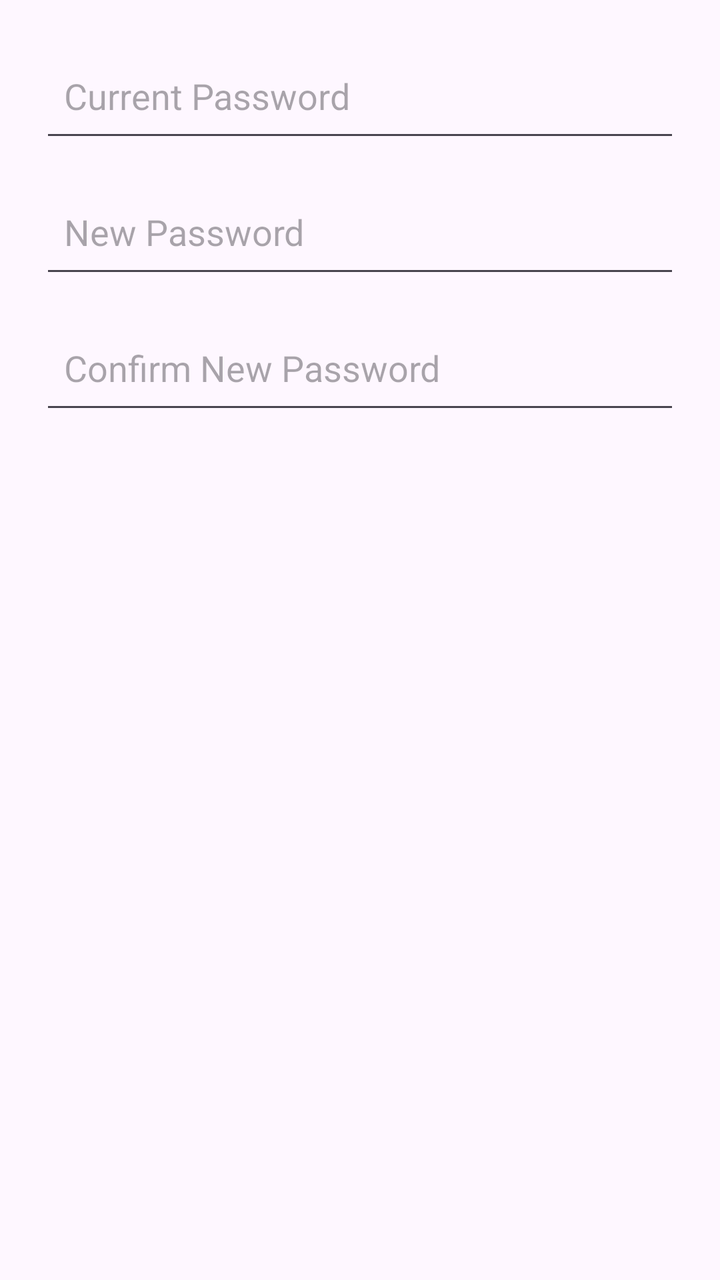
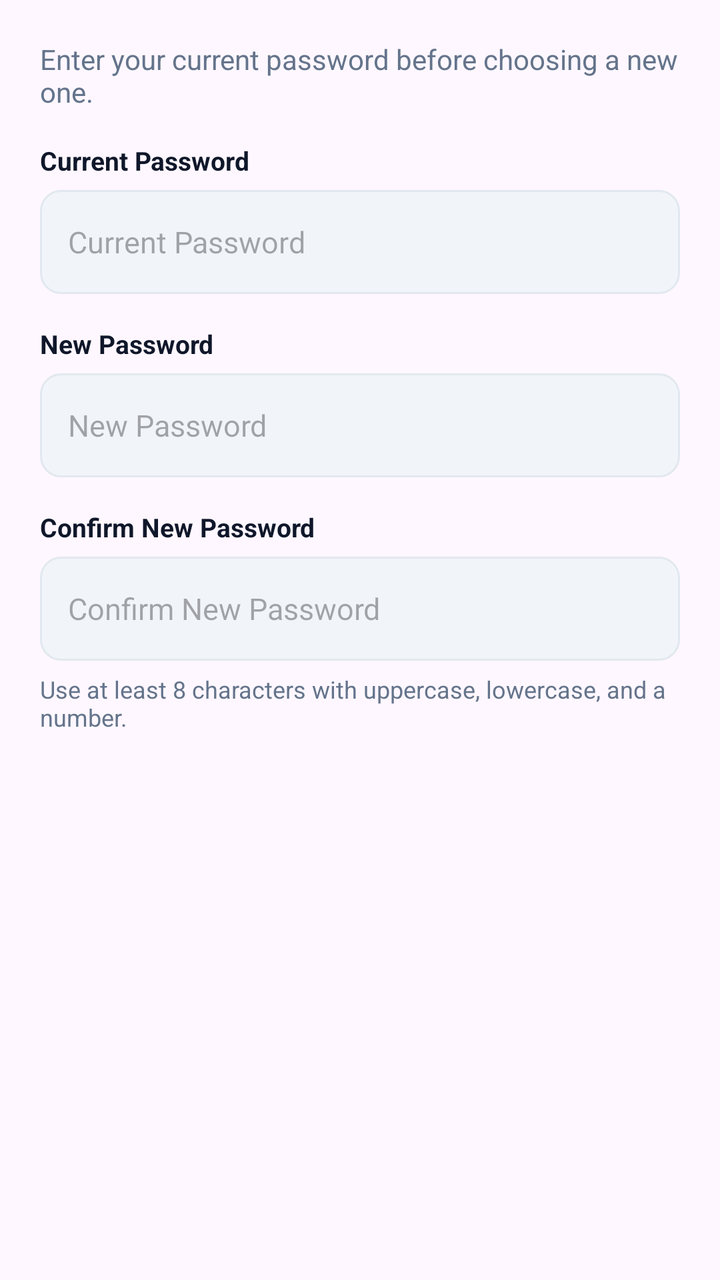

Screens rendered from an Android XML layout before and after an edit, with the pre-edit source and the edit as a unified diff.
<!-- AndroidManifest.xml: application theme Theme.Forsa -->
<!-- res/layout/dialog_change_password.xml -->
<?xml version="1.0" encoding="utf-8"?>
<LinearLayout xmlns:android="http://schemas.android.com/apk/res/android"
    android:layout_width="match_parent"
    android:layout_height="wrap_content"
    android:orientation="vertical"
    android:padding="20dp">

    <EditText
        android:id="@+id/etCurrentPassword"
        android:layout_width="match_parent"
        android:layout_height="56dp"
        android:layout_marginBottom="12dp"
        android:hint="@string/hint_current_password"
        android:inputType="textPassword"
        android:padding="12dp" />

    <EditText
        android:id="@+id/etNewPassword"
        android:layout_width="match_parent"
        android:layout_height="56dp"
        android:layout_marginBottom="12dp"
        android:hint="@string/hint_new_password"
        android:inputType="textPassword"
        android:padding="12dp" />

    <EditText
        android:id="@+id/etConfirmNewPassword"
        android:layout_width="match_parent"
        android:layout_height="56dp"
        android:hint="@string/hint_confirm_new_password"
        android:inputType="textPassword"
        android:padding="12dp" />

</LinearLayout>
<!-- resources referenced by this layout -->
<resources>
  <string name="hint_confirm_new_password">Confirm New Password</string>
  <string name="hint_current_password">Current Password</string>
  <string name="hint_new_password">New Password</string>
  <style name="Theme.Forsa" parent="Base.Theme.Forsa" />
  <style name="Base.Theme.Forsa" parent="Theme.Material3.DayNight.NoActionBar">
          
          
      </style>
</resources>

<!-- the commit's change to res/layout/dialog_change_password.xml (unified diff, before → after) -->
@@ -5,30 +5,87 @@
     android:orientation="vertical"
     android:padding="20dp">
 
+    
+    <TextView
+        android:layout_width="match_parent"
+        android:layout_height="wrap_content"
+        android:layout_marginBottom="16dp"
+        android:text="@string/desc_change_password_intro"
+        android:textColor="@color/text_secondary"
+        android:textSize="14sp" />
+
+    
+    <TextView
+        android:layout_width="match_parent"
+        android:layout_height="wrap_content"
+        android:layout_marginBottom="6dp"
+        android:text="@string/hint_current_password"
+        android:textColor="@color/text_primary"
+        android:textSize="13sp"
+        android:textStyle="bold" />
+
     <EditText
         android:id="@+id/etCurrentPassword"
         android:layout_width="match_parent"
-        android:layout_height="56dp"
-        android:layout_marginBottom="12dp"
+        android:layout_height="52dp"
+        android:layout_marginBottom="16dp"
+        android:background="@drawable/bg_input_field"
         android:hint="@string/hint_current_password"
         android:inputType="textPassword"
-        android:padding="12dp" />
+        android:paddingHorizontal="14dp"
+        android:textColor="@color/text_primary"
+        android:textSize="15sp" />
+
+    
+    <TextView
+        android:layout_width="match_parent"
+        android:layout_height="wrap_content"
+        android:layout_marginBottom="6dp"
+        android:text="@string/hint_new_password"
+        android:textColor="@color/text_primary"
+        android:textSize="13sp"
+        android:textStyle="bold" />
 
     <EditText
         android:id="@+id/etNewPassword"
         android:layout_width="match_parent"
-        android:layout_height="56dp"
-        android:layout_marginBottom="12dp"
+        android:layout_height="52dp"
+        android:layout_marginBottom="16dp"
+        android:background="@drawable/bg_input_field"
         android:hint="@string/hint_new_password"
         android:inputType="textPassword"
-        android:padding="12dp" />
+        android:paddingHorizontal="14dp"
+        android:textColor="@color/text_primary"
+        android:textSize="15sp" />
+
+    
+    <TextView
+        android:layout_width="match_parent"
+        android:layout_height="wrap_content"
+        android:layout_marginBottom="6dp"
+        android:text="@string/hint_confirm_new_password"
+        android:textColor="@color/text_primary"
+        android:textSize="13sp"
+        android:textStyle="bold" />
 
     <EditText
         android:id="@+id/etConfirmNewPassword"
         android:layout_width="match_parent"
-        android:layout_height="56dp"
+        android:layout_height="52dp"
+        android:layout_marginBottom="6dp"
+        android:background="@drawable/bg_input_field"
         android:hint="@string/hint_confirm_new_password"
         android:inputType="textPassword"
-        android:padding="12dp" />
+        android:paddingHorizontal="14dp"
+        android:textColor="@color/text_primary"
+        android:textSize="15sp" />
+
+    
+    <TextView
+        android:layout_width="match_parent"
+        android:layout_height="wrap_content"
+        android:text="@string/helper_password_rules"
+        android:textColor="@color/text_secondary"
+        android:textSize="12sp" />
 
 </LinearLayout>
<!-- resource entries referenced after the edit -->
@@ -1,9 +1,25 @@
 <!-- resources referenced by this layout -->
 <resources>
+  <color name="text_primary">#0F172A</color>
+  <color name="text_secondary">#64748B</color>
+  <!-- drawable bg_input_field (drawable) -->
+  <?xml version="1.0" encoding="utf-8"?>
+  <shape xmlns:android="http://schemas.android.com/apk/res/android"
+      android:shape="rectangle">
+      <solid android:color="@color/soft_slate" />
+      <corners android:radius="10dp" />
+      <stroke
+          android:width="1dp"
+          android:color="@color/border" />
+  </shape>
+  <string name="desc_change_password_intro">Enter your current password before choosing a new one.</string>
+  <string name="helper_password_rules">Use at least 8 characters with uppercase, lowercase, and a number.</string>
   <string name="hint_confirm_new_password">Confirm New Password</string>
   <string name="hint_current_password">Current Password</string>
   <string name="hint_new_password">New Password</string>
   <style name="Theme.Forsa" parent="Base.Theme.Forsa" />
+  <color name="soft_slate">#F1F5F9</color>
+  <color name="border">#E2E8F0</color>
   <style name="Base.Theme.Forsa" parent="Theme.Material3.DayNight.NoActionBar">
           
           
